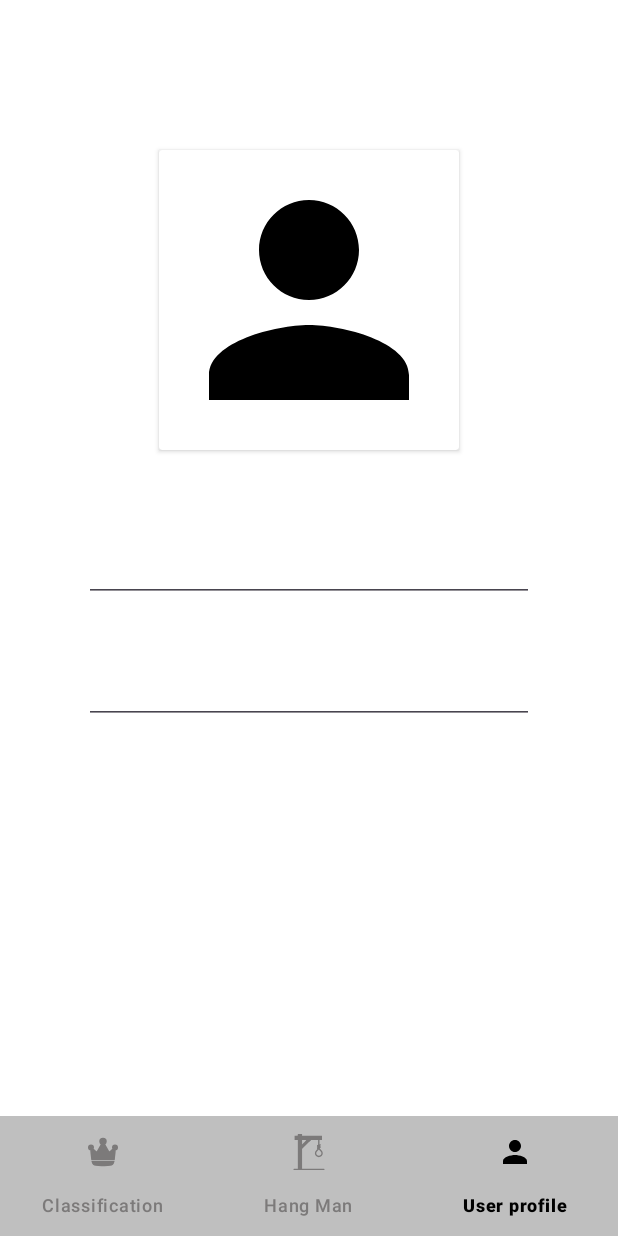
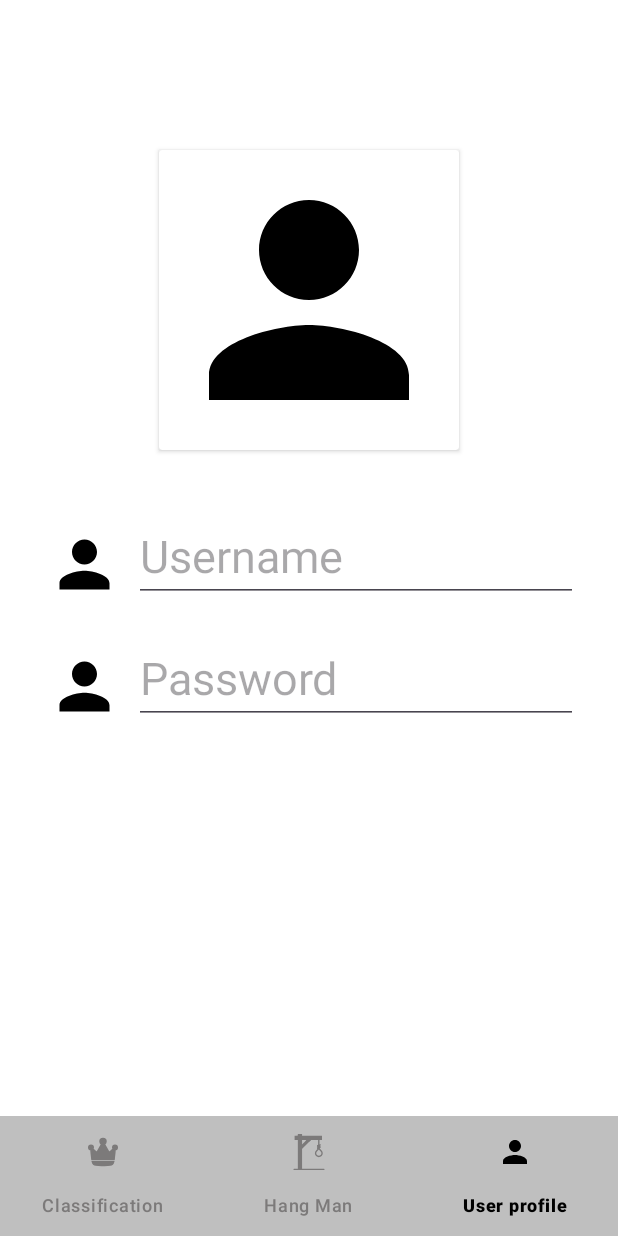
Before and after one commit to sgaleraalq/HangManGame, an Android app: the UserFragment screen opened through its navigation route, on a phone screen of 412 x 824 dp. Run offline under Robolectric (Android 15) with nearby library versions, the phone set to English and light mode, and no system bars; our stand-ins replace Dagger/Hilt's generated code, navigation-ui.

Commit message:
Log in icons

```diff
--- a/app/src/main/res/layout/fragment_user.xml
+++ b/app/src/main/res/layout/fragment_user.xml
@@ -29,26 +29,57 @@
 
         </androidx.cardview.widget.CardView>
 
-        <EditText
-            android:id="@+id/tvUserName"
-            android:layout_width="300dp"
+        <LinearLayout
+            android:id="@+id/llUserName"
+            android:layout_width="350dp"
             android:layout_height="wrap_content"
             android:layout_marginTop="40dp"
-            android:textSize="30sp"
             app:layout_constraintEnd_toEndOf="parent"
             app:layout_constraintStart_toStartOf="parent"
-            app:layout_constraintTop_toBottomOf="@+id/cvAccountImage"
-            tools:text="Just a trial" />
+            app:layout_constraintTop_toBottomOf="@+id/cvAccountImage">
 
-        <EditText
-            android:layout_width="300dp"
+            <ImageView
+                android:layout_width="50dp"
+                android:layout_height="50dp"
+                android:src="@drawable/ic_user"
+                android:layout_gravity="bottom"
+                android:layout_marginEnd="8dp"/>
+
+
+            <EditText
+                android:id="@+id/tvUserName"
+                android:layout_width="300dp"
+                android:layout_height="wrap_content"
+                android:hint="@string/userName"
+                android:textSize="30sp" />
+
+        </LinearLayout>
+
+
+        <LinearLayout
+            android:id="@+id/llPassword"
+            android:layout_width="350dp"
             android:layout_height="wrap_content"
             android:layout_marginTop="20dp"
-            android:textSize="30sp"
             app:layout_constraintEnd_toEndOf="parent"
             app:layout_constraintStart_toStartOf="parent"
-            app:layout_constraintTop_toBottomOf="@+id/tvUserName"
-            tools:text="Just a trial" />
+            app:layout_constraintTop_toBottomOf="@+id/llUserName">
+
+            <ImageView
+                android:layout_width="50dp"
+                android:layout_height="50dp"
+                android:src="@drawable/ic_user"
+                android:layout_gravity="bottom"
+                android:layout_marginEnd="8dp"/>
+
+
+            <EditText
+                android:layout_width="300dp"
+                android:layout_height="wrap_content"
+                android:hint="@string/password"
+                android:textSize="30sp" />
+
+        </LinearLayout>
 
 
     </androidx.constraintlayout.widget.ConstraintLayout>
--- a/app/src/main/res/values/strings.xml
+++ b/app/src/main/res/values/strings.xml
@@ -7,6 +7,8 @@
     <string name="userFragment">User profile</string>
 
     <string name="test">Just a test</string>
+    <string name="userName">Username</string>
+    <string name="password">Password</string>
 
 
     // Letters
```
